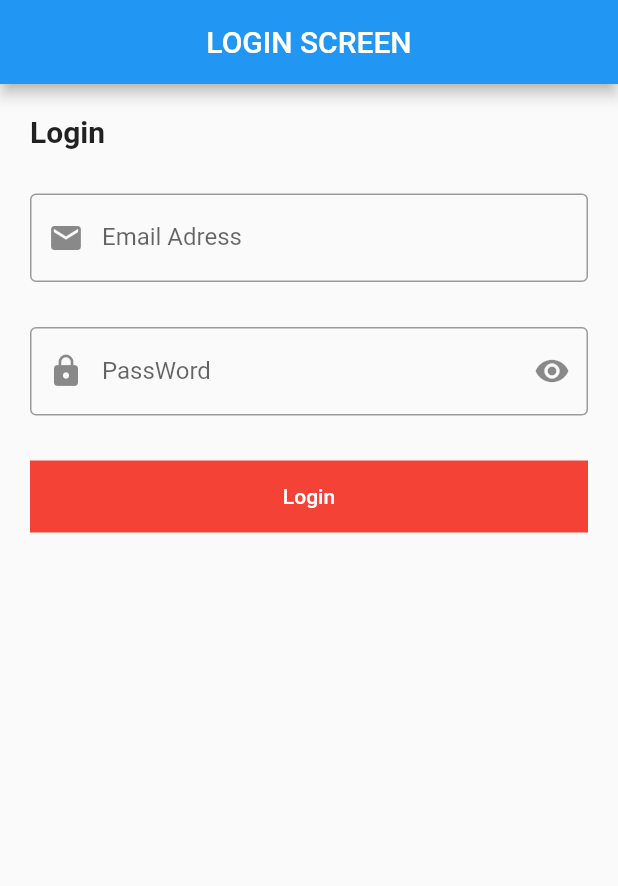
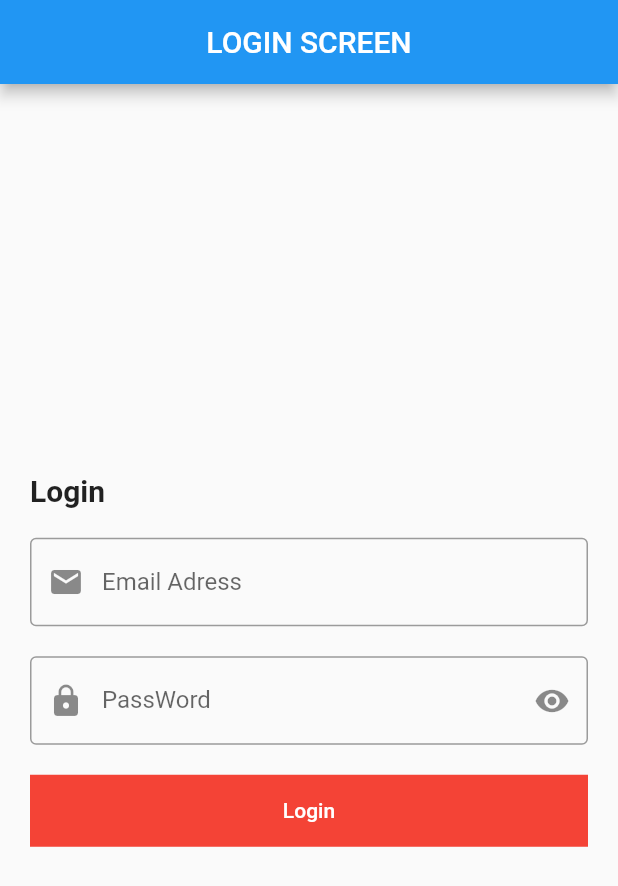
Before and after one commit to Devsaci/logine_sceen_mansour, a Flutter app: the screen it shows after launch, after a tap on "Login", on a phone screen of 412 x 824 dp. Shown: the top 886 px of the screen. Run offline on Flutter 3.47's test engine with Material 2 defaults, Android fonts, the phone set to English and light mode, and no system bars.

```diff
--- a/lib/login_screen.dart
+++ b/lib/login_screen.dart
@@ -17,8 +17,9 @@ class LoginScreen extends StatelessWidget {
         title: Text('LOGIN SCREEN'),
         centerTitle: true,
       ),
-      body: Padding(
-        padding: const EdgeInsets.all(20.0),
+      body: Center(
+        child: SingleChildScrollView(
+          padding: EdgeInsets.symmetric(vertical: 10,horizontal: 20),
           child: Column(
             crossAxisAlignment: CrossAxisAlignment.start,
             children: [
@@ -27,16 +28,16 @@ class LoginScreen extends StatelessWidget {
                 style: TextStyle(fontSize: 20.0, fontWeight: FontWeight.bold),
               ),
               SizedBox(
-              height: 30,
+                height: 20,
               ),
               TextFormField(
                 controller: emailController,
                 keyboardType: TextInputType.emailAddress,
                 onFieldSubmitted: (String value) {
-                print(value);
+                  // print(value);
                 },
                 onChanged: (value) {
-                print(value);
+                  // print(value);
                 },
                 decoration: InputDecoration(
                   // hintText: 'LOGIN',
@@ -48,17 +49,17 @@ class LoginScreen extends StatelessWidget {
                 ),
               ),
               SizedBox(
-              height: 30,
+                height: 20,
               ),
               TextFormField(
                 controller: passwordController,
                 keyboardType: TextInputType.visiblePassword,
                 obscureText: true,
                 onFieldSubmitted: (String value) {
-                print(value);
+                  // print(value);
                 },
                 onChanged: (value) {
-                print(value);
+                  // print(value);
                 },
                 decoration: const InputDecoration(
                   // hintText: 'LOGIN',
@@ -71,21 +72,26 @@ class LoginScreen extends StatelessWidget {
                 ),
               ),
               SizedBox(
-              height: 30,
+                height: 20,
               ),
               Container(
                 width: double.infinity,
                 color: Colors.red,
                 child: MaterialButton(
-                child: Text('Login', style: TextStyle(color: Colors.white),),
+                  child: Text(
+                    'Login',
+                    style: TextStyle(color: Colors.white),
+                  ),
                   onPressed: () {
-
+                    print(emailController.text);
+                    print(passwordController.text);
                   },
                 ),
               )
             ],
           ),
         ),
+      ),
     );
   }
 }
```
Lines whose indentation alone changed are shown as unchanged.
